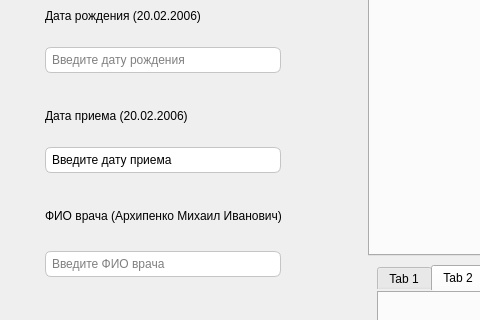
Above: lab_2/ui/search_window.ui from Artemdjdj/PPOIS_4 before the change; both pictures show x 0 to 480 and y 248 to 568 of the 1055 by 722 pixel window. Below: the same form after it.
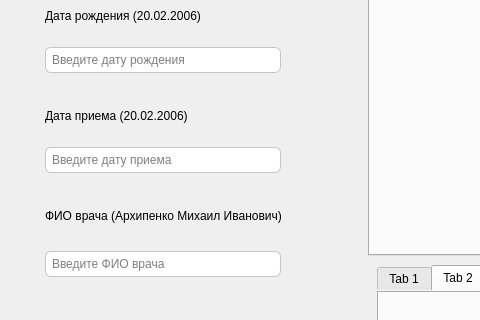
That is the form after the change. Icons and pictures are not drawn.

Commit message: [refactor] create in adding_data new date widget

```diff
--- a/lab_2/ui/search_window.ui
+++ b/lab_2/ui/search_window.ui
@@ -437,6 +437,9 @@
 padding:4px;</string>
                              </property>
                              <property name="text">
+                              <string/>
+                             </property>
+                             <property name="placeholderText">
                               <string>Введите дату приема</string>
                              </property>
                             </widget>
```
The commit also changes 5 other files.
